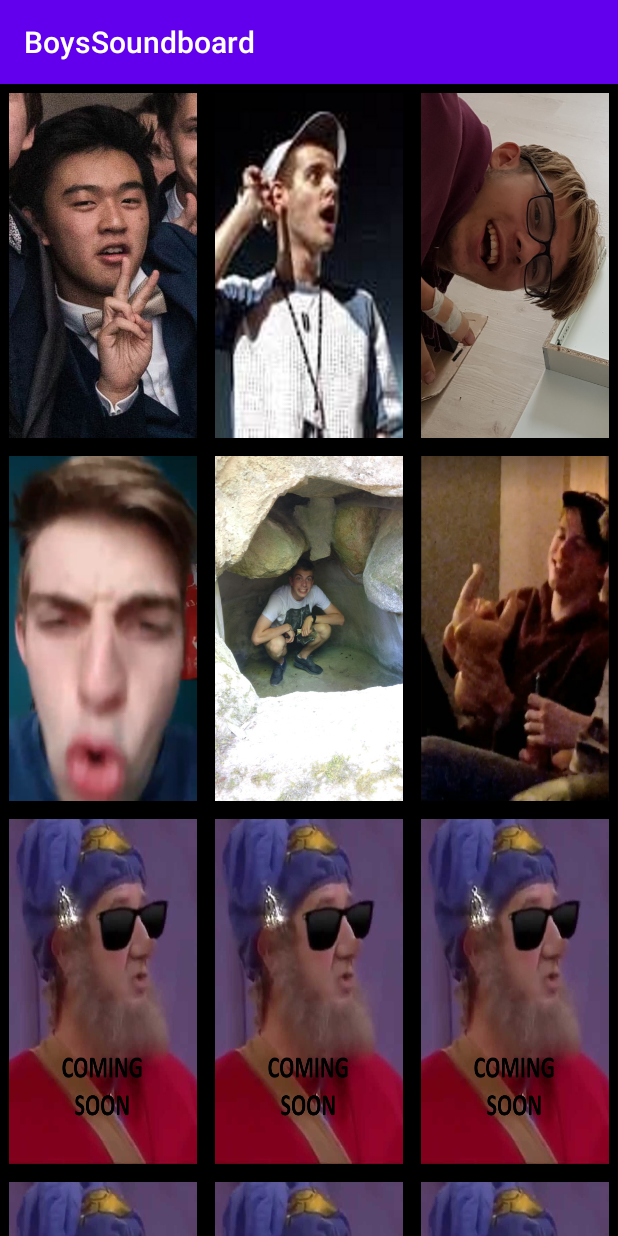
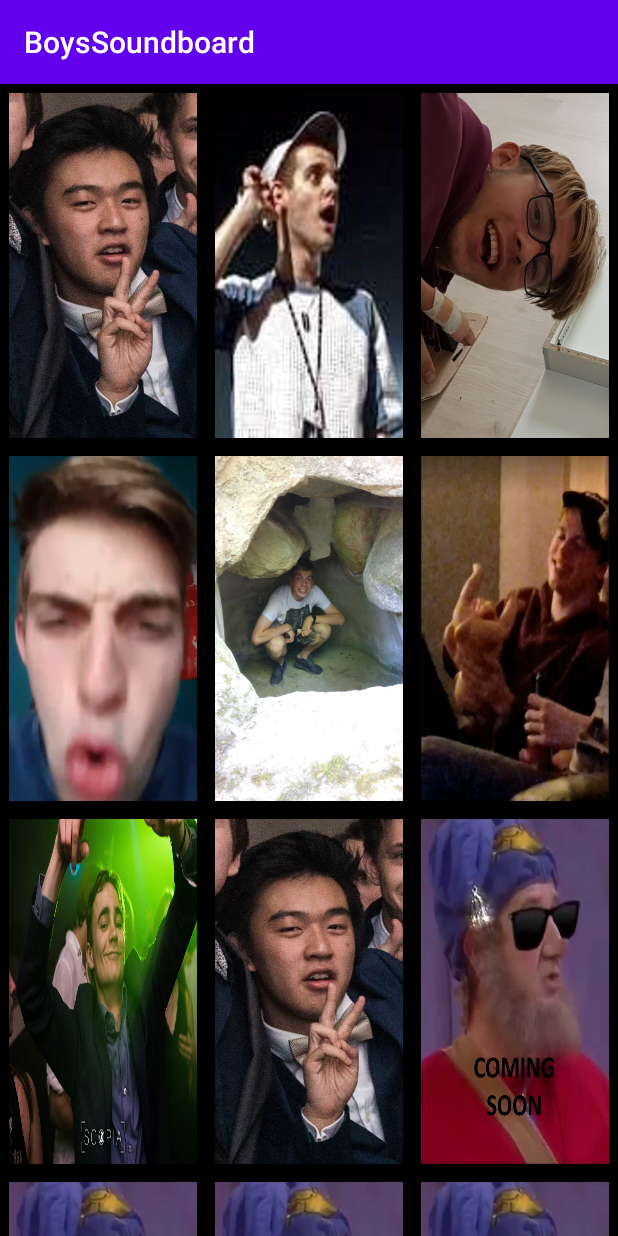
Before and after one commit to AntonieSchoofs/DeBoysSoundboard, an Android app: the screen it shows after launch (MainActivity), on a phone screen of 412 x 824 dp. Run offline under Robolectric (Android 15) with nearby library versions, the phone set to English and light mode, and no system bars.

Commit message:
Added 2 sounds, discotime and chunghoe Alpha Release 0.3

```diff
--- a/app/src/main/java/com/example/boyssoundboard/MainActivity.kt
+++ b/app/src/main/java/com/example/boyssoundboard/MainActivity.kt
@@ -39,6 +39,12 @@ class MainActivity : AppCompatActivity() {
             R.id.hannesWtfButton ->{
                 MediaPlayer.create(this, R.raw.hanneswtf)
             }
+            R.id.discotimeButton ->{
+                MediaPlayer.create(this, R.raw.discotime)
+            }
+            R.id.chungHoeButton ->{
+                MediaPlayer.create(this, R.raw.chunghoe)
+            }
             else -> return
         }
 
--- a/app/src/main/res/layout/activity_main.xml
+++ b/app/src/main/res/layout/activity_main.xml
@@ -55,12 +55,12 @@
                         android:onClick="playSound" />
 
                     <ImageButton
-                        android:id="@+id/sound7Button"
+                        android:id="@+id/discotimeButton"
                         android:layout_width="match_parent"
                         android:layout_height="230dp"
                         android:layout_margin="6dp"
                         android:layout_weight="1"
-                        android:background="@drawable/comingsoon"
+                        android:background="@drawable/discotime"
                         android:onClick="playSound" />
 
                     <ImageButton
@@ -108,12 +108,12 @@
                         android:onClick="playSound" />
 
                     <ImageButton
-                        android:id="@+id/sound8Button"
+                        android:id="@+id/chungHoeButton"
                         android:layout_width="match_parent"
                         android:layout_height="230dp"
                         android:layout_margin="6dp"
                         android:layout_weight="1"
-                        android:background="@drawable/comingsoon"
+                        android:background="@drawable/chung"
                         android:onClick="playSound" />
 
                     <ImageButton
```
Also changed, not shown: app/src/main/res/drawable/discotime.png (added), 2 other files.
